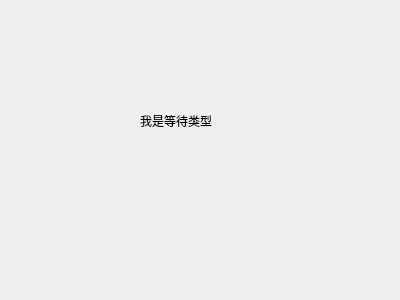
Ferrarii-430/onmyoji-script, file src/widget/waitForm/waitform.ui: the form before one commit.
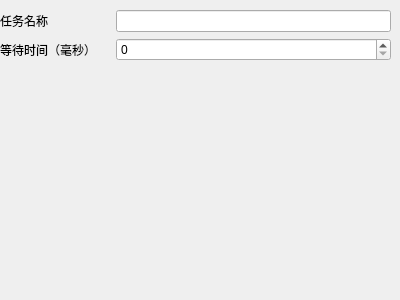
The form after the commit.

What changed in the file:
```diff
--- a/src/widget/waitForm/waitform.ui
+++ b/src/widget/waitForm/waitform.ui
@@ -13,18 +13,47 @@
   <property name="windowTitle">
    <string>waitForm</string>
   </property>
-  <widget class="QLabel" name="label">
+  <widget class="QWidget" name="formLayoutWidget">
    <property name="geometry">
     <rect>
-     <x>140</x>
-     <y>110</y>
-     <width>131</width>
-     <height>21</height>
+     <x>0</x>
+     <y>10</y>
+     <width>391</width>
+     <height>281</height>
     </rect>
    </property>
-   <property name="text">
-    <string>我是等待类型</string>
-   </property>
+   <layout class="QFormLayout" name="formLayout">
+    <property name="horizontalSpacing">
+     <number>20</number>
+    </property>
+    <item row="1" column="0">
+     <widget class="QLabel" name="label">
+      <property name="text">
+       <string>等待时间（毫秒）</string>
+      </property>
+     </widget>
+    </item>
+    <item row="1" column="1">
+     <widget class="QSpinBox" name="spinBox">
+      <property name="maximum">
+       <number>60000</number>
+      </property>
+      <property name="singleStep">
+       <number>100</number>
+      </property>
+     </widget>
+    </item>
+    <item row="0" column="0">
+     <widget class="QLabel" name="label_2">
+      <property name="text">
+       <string>任务名称</string>
+      </property>
+     </widget>
+    </item>
+    <item row="0" column="1">
+     <widget class="QLineEdit" name="lineTaskNameEdit"/>
+    </item>
+   </layout>
   </widget>
  </widget>
  <resources/>
```
